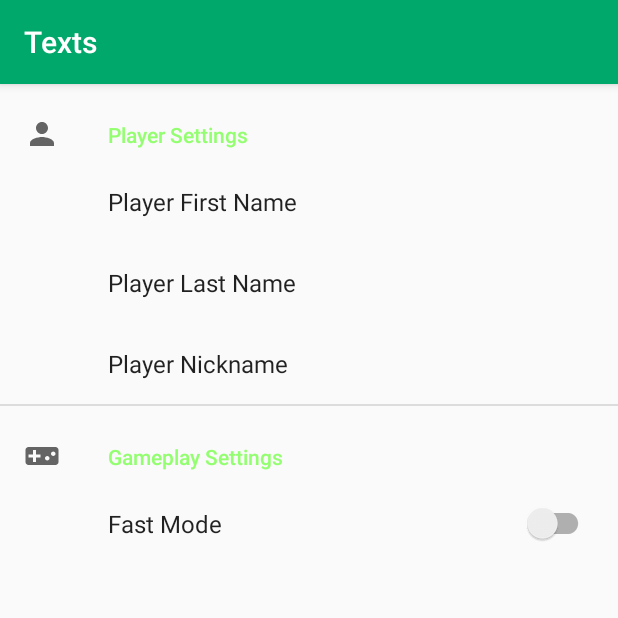
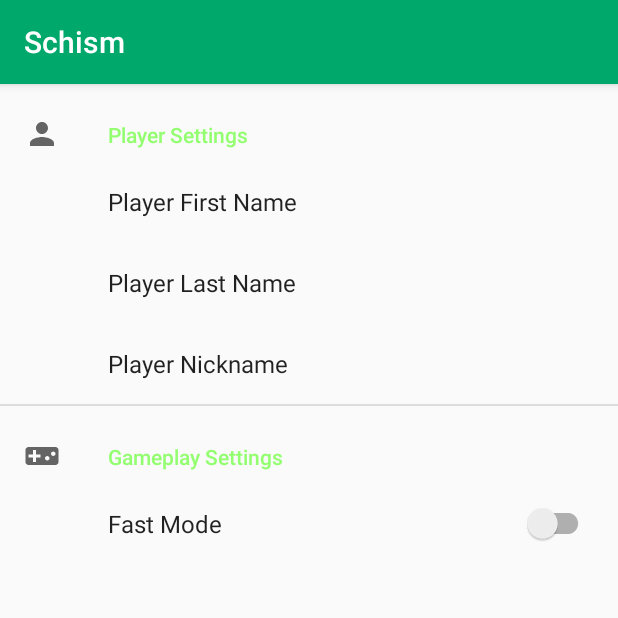
Before and after one commit to kevinmu4587/Messages2, an Android app: the screen it shows after launch (MainActivity), after a tap on "Info", on a phone screen of 412 x 824 dp, the top half of it. Run offline under Robolectric (Android 15) with nearby library versions, the phone set to English and light mode, and no system bars; our stand-ins replace Room's generated code, androidx.preference; 4 statements that could not run were skipped.

Commit message:
update titles across fragments

```diff
--- a/app/src/main/java/kevin/android/texts/ChatInfoFragment.java
+++ b/app/src/main/java/kevin/android/texts/ChatInfoFragment.java
@@ -37,6 +37,7 @@ public class ChatInfoFragment  extends Fragment {
         editName = view.findViewById(R.id.chat_info_name);
         // editNickname = view.findViewById(R.id.chat_info_nickname);
         description = view.findViewById(R.id.chat_info_description);
+        getActivity().setTitle("Character Information");
         return view;
     }
 
@@ -46,7 +47,7 @@ public class ChatInfoFragment  extends Fragment {
         conversation = ChatInfoFragmentArgs.fromBundle(getArguments()).getConversation();
         editName.setText(conversation.getFullName());
         profilePicture.setImageResource(conversation.getProfilePictureID());
-        description.setText(conversation.getDescription());
+        description.setText(Utils.replaceName(conversation.getDescription()));
 
 
         OnBackPressedCallback callback = new OnBackPressedCallback(true) {
@@ -55,7 +56,8 @@ public class ChatInfoFragment  extends Fragment {
                 // send data back to ChatFragment
                 String[] firstAndLast = editName.getText().toString().split(" ");
                 conversation.setFirstName(firstAndLast[0]);
-                conversation.setLastName(firstAndLast[1]);
+                conversation.setLastName("");
+                if (firstAndLast.length > 1) conversation.setLastName(firstAndLast[1]);
                 GameManager.setNPCNames(conversation.getId(), firstAndLast[0], firstAndLast[1], conversation.getNickname());
                 NavController navController = NavHostFragment.findNavController(ChatInfoFragment.this);
                 navController.getPreviousBackStackEntry().getSavedStateHandle().set(CHAT_INFO_KEY, conversation);
--- a/app/src/main/java/kevin/android/texts/Conversations/ConversationFragment.java
+++ b/app/src/main/java/kevin/android/texts/Conversations/ConversationFragment.java
@@ -45,6 +45,7 @@ public class ConversationFragment extends Fragment implements EditTextDialog.Edi
     public void onCreate(@Nullable Bundle savedInstanceState) {
         super.onCreate(savedInstanceState);
         setHasOptionsMenu(true);
+        getActivity().setTitle("Schism");
     }
 
     @Nullable
@@ -71,10 +72,14 @@ public class ConversationFragment extends Fragment implements EditTextDialog.Edi
             @Override
             // when an update is changed
             public void onChanged(List<Conversation> activeConversations) {
-                // update recycler view
-                adapter.setActiveConversations(activeConversations);
-                conversationViewModel.setActiveConversations(activeConversations);
-                Log.e(TAG, "active conversations updated");
+                if (activeConversations.size() == 0) {
+                    Log.e(TAG, "waiting for first conversations to arrive");
+                } else {
+                    // update recycler view
+                    adapter.setActiveConversations(activeConversations);
+                    conversationViewModel.setActiveConversations(activeConversations);
+                    Log.e(TAG, "active conversations updated");
+                }
             }
         });
 
@@ -119,6 +124,7 @@ public class ConversationFragment extends Fragment implements EditTextDialog.Edi
             }
         });
 
+        // retrieve stored values from settings fragment
         SharedPreferences sharedPref = PreferenceManager.getDefaultSharedPreferences(getActivity());
         String playerFirstName = sharedPref.getString("playerFirstName", "");
         String playerLastName = sharedPref.getString("playerLastName", "");
```
Also changed, not shown: 1 other file.
